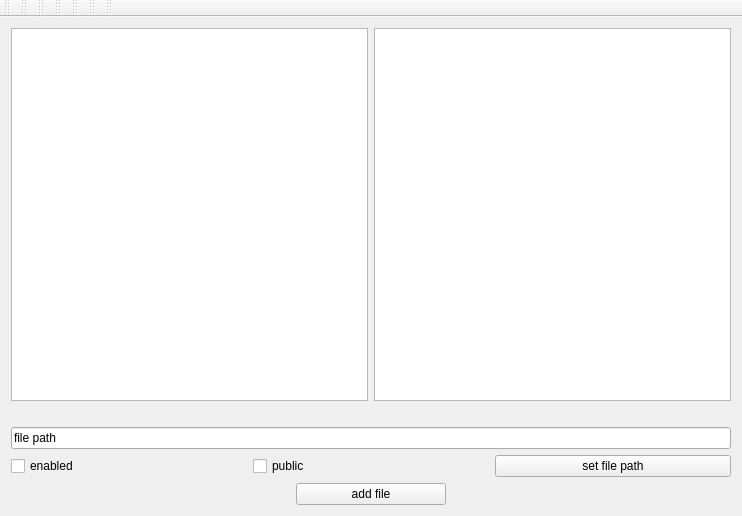
Before: the Qt Designer form mainwindow.ui in matrixd/fileshare, drawn with Qt 5.
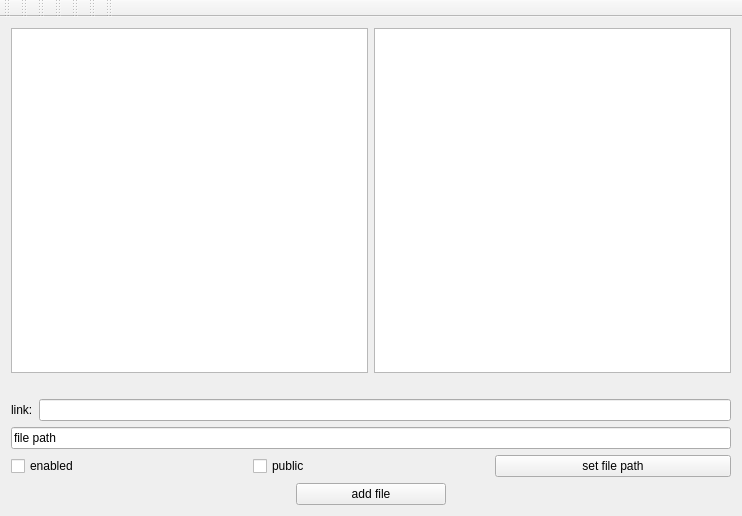
After: the same form once the commit is applied.

Patch:
```diff
--- a/mainwindow.ui
+++ b/mainwindow.ui
@@ -79,6 +79,24 @@
       </property>
      </spacer>
     </item>
+    <item>
+     <layout class="QHBoxLayout" name="horizontalLayout_4">
+      <item>
+       <widget class="QLabel" name="label">
+        <property name="text">
+         <string>link:</string>
+        </property>
+       </widget>
+      </item>
+      <item>
+       <widget class="QLineEdit" name="linkEdit">
+        <property name="readOnly">
+         <bool>true</bool>
+        </property>
+       </widget>
+      </item>
+     </layout>
+    </item>
     <item>
      <widget class="QLineEdit" name="path">
       <property name="text">
```
